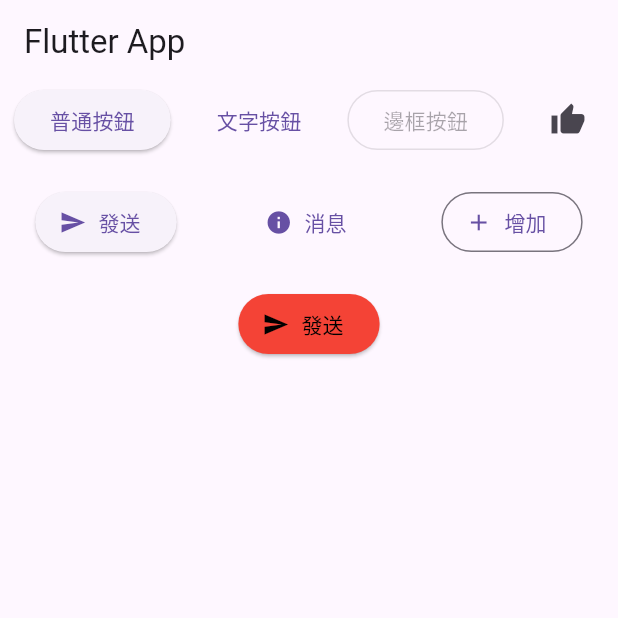
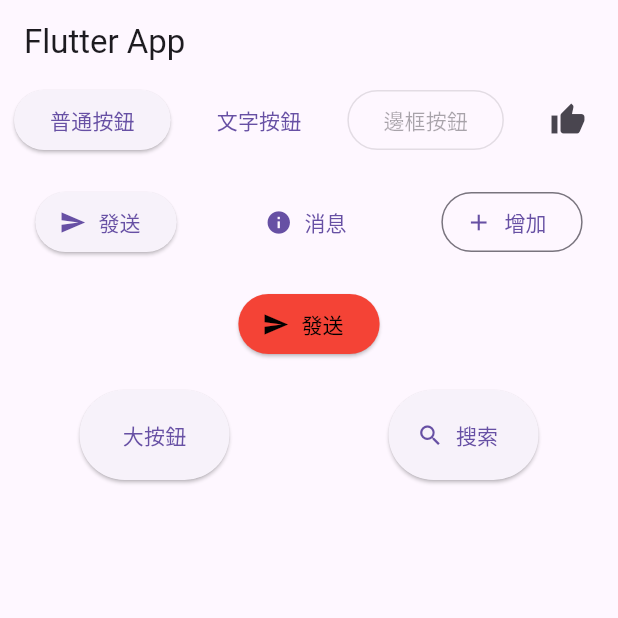
Before and after one commit to flutteruuu/flutter_demo, a Flutter app: the screen it shows after launch, on a phone screen of 412 x 824 dp, the top half of it. Run offline on Flutter 3.47's test engine with Material 3 defaults, Android fonts, the phone set to English and light mode, and no system bars.

Commit message:
Modify button's weight and height

```diff
--- a/lib/main.dart
+++ b/lib/main.dart
@@ -77,6 +77,29 @@ class HomePage extends StatelessWidget {
             ),
           ],
         ),
+        const SizedBox(height: 20),
+        Row(
+          mainAxisAlignment: MainAxisAlignment.spaceAround,
+          children: [
+            Container(
+              height: 60,
+              width: 100,
+              child: ElevatedButton(
+                onPressed: () {},
+                child: Text("大按鈕"),
+              ),
+            ),
+            SizedBox(
+              height: 60,
+              width: 100,
+              child: ElevatedButton.icon(
+                onPressed: () {},
+                icon: const Icon(Icons.search),
+                label: const Text("搜索"),
+              ),
+            ),
+          ],
+        ),
       ],
     );
   }
```
